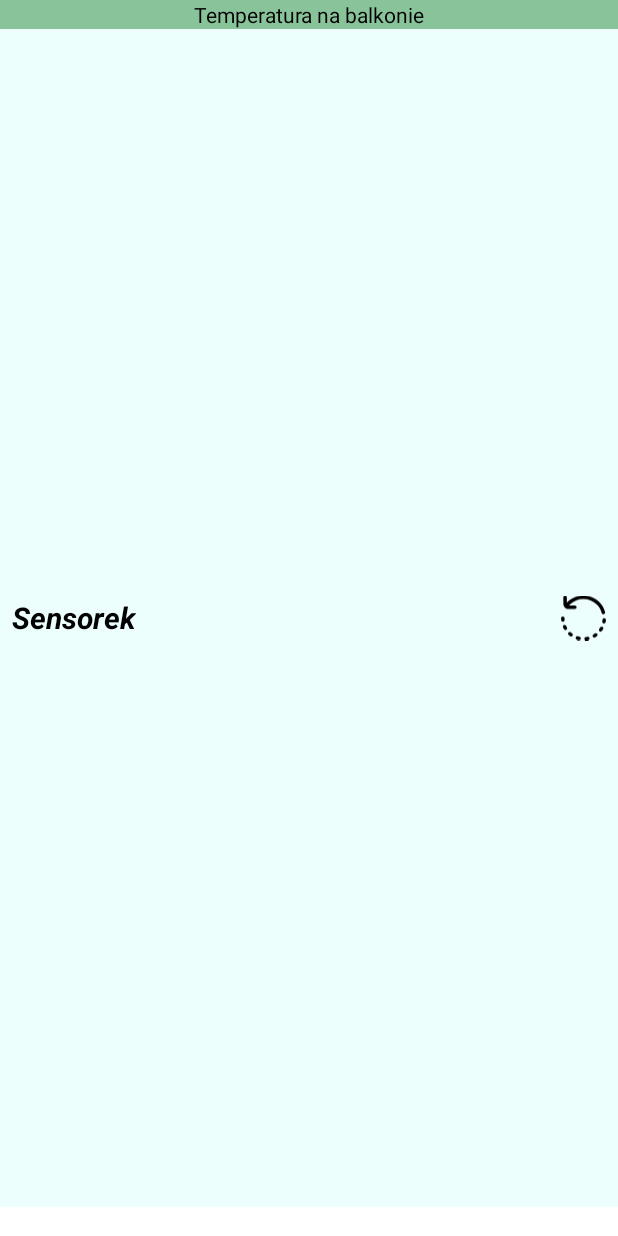
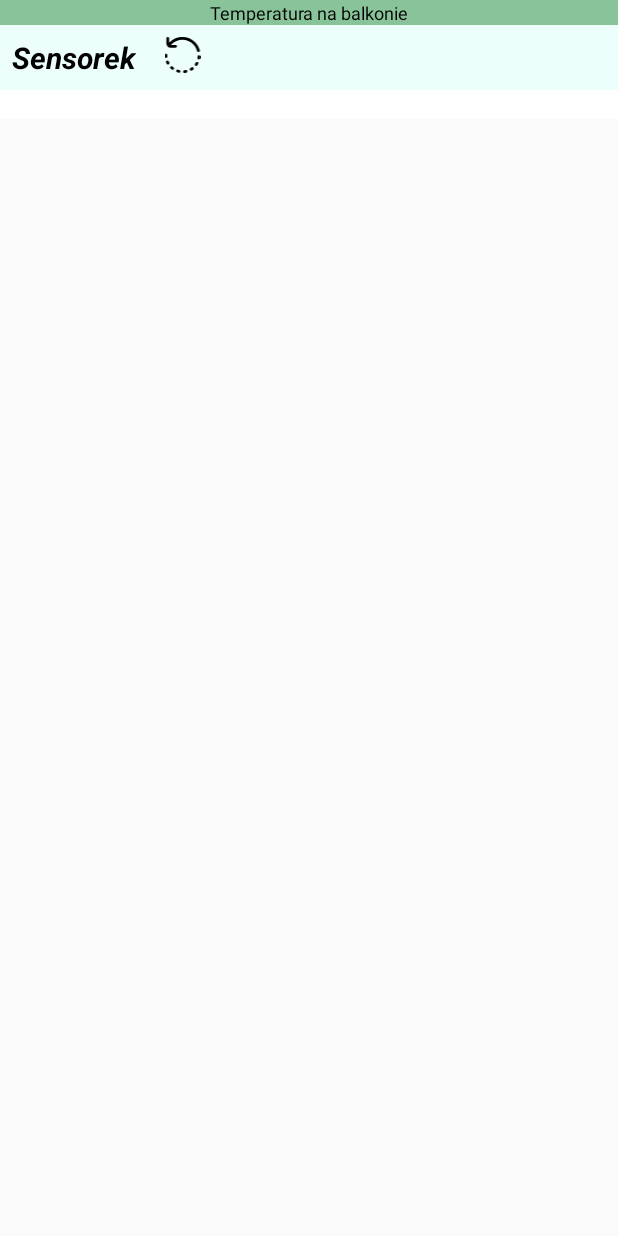
Before and after one commit to jezinka/Pogoda, an Android app: the layout sensor_widget_provider.xml on its own in the app's theme, with its tools: preview values and no code run, on a phone screen of 412 x 824 dp. Run offline under Robolectric (Android 15) with nearby library versions, the phone set to English and light mode, and no system bars.

Commit message:
change phone - change widget fix create channel

```diff
--- a/app/src/main/java/com/projects/jezinka/pogoda/NotificationService.java
+++ b/app/src/main/java/com/projects/jezinka/pogoda/NotificationService.java
@@ -3,7 +3,6 @@ package com.projects.jezinka.pogoda;
 import android.app.NotificationChannel;
 import android.app.NotificationManager;
 import android.content.Context;
-import android.content.res.Resources;
 import android.os.Build;
 import android.support.v4.app.NotificationCompat;
 import android.support.v4.app.NotificationManagerCompat;
@@ -19,8 +18,8 @@ public class NotificationService {
         // Create the NotificationChannel, but only on API 26+ because
         // the NotificationChannel class is new and not in the support library
         if (Build.VERSION.SDK_INT >= Build.VERSION_CODES.O) {
-            CharSequence name = Resources.getSystem().getString(R.string.sensor_channel);
-            String description = Resources.getSystem().getString(R.string.sensor_description);
+            CharSequence name = mContext.getResources().getString(R.string.sensor_channel);
+            String description = mContext.getResources().getString(R.string.sensor_description);
             int importance = NotificationManager.IMPORTANCE_DEFAULT;
             NotificationChannel channel = new NotificationChannel(Constants.CHANNEL_ID, name, importance);
             channel.setDescription(description);
--- a/app/src/main/res/layout/sensor_widget_provider.xml
+++ b/app/src/main/res/layout/sensor_widget_provider.xml
@@ -1,16 +1,29 @@
-<RelativeLayout xmlns:android="http://schemas.android.com/apk/res/android"
+<LinearLayout xmlns:android="http://schemas.android.com/apk/res/android"
     android:id="@+id/sensor_widget"
     android:layout_width="match_parent"
-    android:layout_height="match_parent"
+    android:layout_height="wrap_content"
     android:background="@color/colorPrimaryLight"
+    android:orientation="vertical"
     android:padding="@dimen/widget_margin">
+
+    <TextView
+        android:layout_width="match_parent"
+        android:layout_height="wrap_content"
+        android:background="@color/colorPrimaryDark"
+        android:text="@string/temp_outside"
+        android:textAlignment="center"
+        android:textColor="#000"
+        android:textSize="12sp" />
+
+    <LinearLayout
+        android:layout_width="match_parent"
+        android:layout_height="wrap_content"
+        android:orientation="horizontal">
 
         <TextView
             android:id="@+id/appwidget_text"
             android:layout_width="wrap_content"
             android:layout_height="wrap_content"
-        android:layout_centerHorizontal="false"
-        android:layout_centerVertical="true"
             android:layout_margin="@dimen/margin_size"
             android:contentDescription="@string/appwidget_text"
             android:text="@string/appwidget_text"
@@ -22,33 +35,19 @@
         <ImageView
             android:id="@+id/refresh_ic"
             android:layout_width="@dimen/widget_icon_width"
-        android:layout_height="match_parent"
-        android:layout_alignParentEnd="true"
-        android:layout_alignParentTop="true"
+            android:layout_height="wrap_content"
             android:layout_margin="@dimen/margin_size"
             android:contentDescription="@string/temperature_icon"
             android:src="@drawable/ic_rotate" />
-
-    <TextView
-        android:layout_width="match_parent"
-        android:layout_height="wrap_content"
-        android:layout_alignParentStart="true"
-        android:layout_alignParentTop="true"
-        android:background="@color/colorPrimaryDark"
-        android:text="@string/temp_outside"
-        android:textAlignment="center"
-        android:textColor="#000"
-        android:textSize="14sp" />
+    </LinearLayout>
 
     <TextView
         android:id="@+id/widget_timestamp_tv"
         android:layout_width="match_parent"
         android:layout_height="wrap_content"
-        android:layout_alignParentBottom="true"
-        android:layout_alignParentStart="true"
         android:background="#fff"
         android:textAlignment="textEnd"
         android:textColor="#000"
         android:textSize="14sp" />
 
-</RelativeLayout>
+</LinearLayout>
--- a/app/src/main/res/xml/sensor_widget_provider_info.xml
+++ b/app/src/main/res/xml/sensor_widget_provider_info.xml
@@ -2,7 +2,7 @@
 <appwidget-provider xmlns:android="http://schemas.android.com/apk/res/android"
     android:initialKeyguardLayout="@layout/sensor_widget_provider"
     android:initialLayout="@layout/sensor_widget_provider"
-    android:minHeight="40dp"
+    android:minHeight="20dp"
     android:minWidth="80dp"
     android:previewImage="@drawable/ic_low_temperature"
     android:resizeMode="horizontal|vertical"
```
Also changed, not shown: 1 other file. Lines whose indentation alone changed are shown as unchanged.
